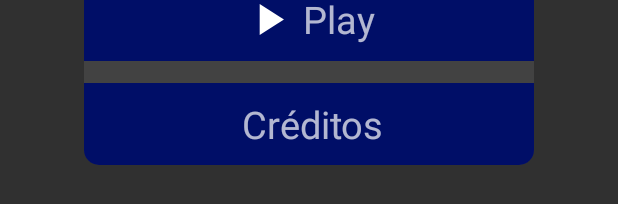
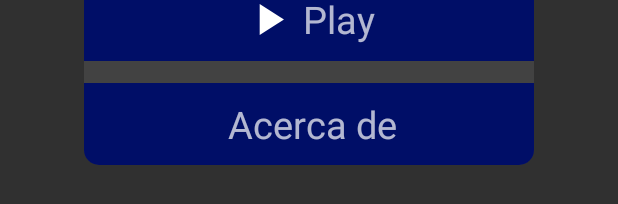
Before and after one commit to AndresParra01/Snake, an Android app: the layout dialog_start.xml on its own in the app's theme, with its tools: preview values and no code run, on a phone screen of 412 x 824 dp. Shown: the part 532-736 px from the top of the screen. Run offline under Robolectric (Android 15) with nearby library versions, the phone set to English and light mode, and no system bars.

Commit message:
Actualizacion Inicio

```diff
--- a/app/src/main/res/layout/dialog_start.xml
+++ b/app/src/main/res/layout/dialog_start.xml
@@ -1,86 +1,99 @@
 <?xml version="1.0" encoding="utf-8"?>
 <RelativeLayout xmlns:android="http://schemas.android.com/apk/res/android"
+    xmlns:app="http://schemas.android.com/apk/res-auto"
     android:layout_width="match_parent"
     android:layout_height="match_parent"
-    xmlns:app="http://schemas.android.com/apk/res-auto">
+    android:background="@android:color/transparent">
+
     <androidx.cardview.widget.CardView
         android:id="@+id/cv_score"
-        app:cardCornerRadius="10dp"
+        android:layout_width="300dp"
+        android:layout_height="330dp"
+        android:layout_centerHorizontal="true"
         android:elevation="10dp"
-        android:layout_centerHorizontal="true"
-        android:layout_width="300dp"
-        android:layout_height="330dp">
+        app:cardCornerRadius="10dp">
 
         <ImageView
             android:layout_width="match_parent"
             android:layout_height="match_parent"
             android:scaleType="fitXY"
             android:src="@drawable/bg_dialog" />
+
         <LinearLayout
             android:layout_width="match_parent"
             android:layout_height="200dp"
-            android:weightSum="2"
-            android:orientation="horizontal">
+            android:orientation="horizontal"
+            android:weightSum="2">
+
             <RelativeLayout
-                android:layout_weight="1"
                 android:layout_width="0dp"
-                android:layout_height="match_parent">
+                android:layout_height="match_parent"
+                android:layout_weight="1">
+
                 <LinearLayout
                     android:layout_width="wrap_content"
                     android:layout_height="wrap_content"
-                    android:orientation="vertical"
-                    android:layout_centerInParent="true">
+                    android:layout_centerInParent="true"
+                    android:orientation="vertical">
+
                     <ImageView
-                        android:src="@drawable/apple"
                         android:layout_width="60dp"
                         android:layout_height="60dp"
-                        android:scaleType="fitXY"/>
+                        android:scaleType="fitXY"
+                        android:src="@drawable/apple" />
+
                     <TextView
                         android:id="@+id/txt_dialog_score"
-                        android:textSize="25sp"
+                        android:layout_width="wrap_content"
+                        android:layout_height="wrap_content"
+                        android:layout_gravity="center"
                         android:text="0"
                         android:textColor="#ffffff"
-                        android:layout_gravity="center"
-                        android:layout_width="wrap_content"
-                        android:layout_height="wrap_content"/>
+                        android:textSize="25sp" />
                 </LinearLayout>
             </RelativeLayout>
+
             <RelativeLayout
-                android:layout_weight="1"
                 android:layout_width="0dp"
-                android:layout_height="match_parent">
+                android:layout_height="match_parent"
+                android:layout_weight="1">
+
                 <LinearLayout
                     android:layout_width="wrap_content"
                     android:layout_height="wrap_content"
-                    android:orientation="vertical"
-                    android:layout_centerInParent="true">
+                    android:layout_centerInParent="true"
+                    android:orientation="vertical">
+
                     <ImageView
-                        android:src="@drawable/ic_baseline_emoji_events_24"
-                        app:tint="#fff0"
                         android:layout_width="60dp"
                         android:layout_height="60dp"
-                        android:scaleType="fitXY"/>
+                        android:scaleType="fitXY"
+                        android:src="@drawable/ic_baseline_emoji_events_24"
+                        app:tint="#fff0" />
+
                     <TextView
                         android:id="@+id/txt_dialog_best_score"
-                        android:textSize="25sp"
+                        android:layout_width="wrap_content"
+                        android:layout_height="wrap_content"
+                        android:layout_gravity="center"
                         android:text="0"
                         android:textColor="#ffffff"
-                        android:layout_gravity="center"
-                        android:layout_width="wrap_content"
-                        android:layout_height="wrap_content"/>
+                        android:textSize="25sp" />
                 </LinearLayout>
             </RelativeLayout>
         </LinearLayout>
     </androidx.cardview.widget.CardView>
+
     <androidx.cardview.widget.CardView
         android:id="@+id/cv_btn_start"
+        android:layout_width="300dp"
+        android:layout_height="wrap_content"
         android:layout_below="@+id/cv_score"
+        android:layout_centerHorizontal="true"
         android:layout_marginTop="10dp"
-        app:cardCornerRadius="10dp"
+        android:background="@android:color/transparent"
         android:elevation="10dp"
-        android:layout_centerHorizontal="true"
-        android:layout_width="300dp"
-        android:layout_height="wrap_content">
+        app:cardCornerRadius="10dp">
 
         <RelativeLayout
             android:id="@+id/rl_start"
@@ -109,24 +122,27 @@
                     android:textSize="25sp" />
             </LinearLayout>
         </RelativeLayout>
+
         <RelativeLayout
             android:id="@+id/rl_credits"
+            android:layout_width="match_parent"
+            android:layout_height="match_parent"
+            android:layout_marginTop="70dp"
             android:background="#000E67"
-            android:padding="10dp"
-            android:layout_marginTop="70dp"
-            android:layout_width="match_parent"
-            android:layout_height="match_parent">
+            android:padding="10dp">
+
             <LinearLayout
-                android:layout_centerInParent="true"
                 android:layout_width="wrap_content"
                 android:layout_height="wrap_content"
+                android:layout_centerInParent="true"
                 android:orientation="horizontal">
+
                 <TextView
+                    android:layout_width="wrap_content"
+                    android:layout_height="wrap_content"
                     android:layout_marginLeft="5dp"
-                    android:text="Créditos"
-                    android:textSize="25sp"
-                    android:layout_width="wrap_content"
-                    android:layout_height="wrap_content"/>
+                    android:text="Acerca de"
+                    android:textSize="25sp" />
             </LinearLayout>
         </RelativeLayout>
     </androidx.cardview.widget.CardView>
```
